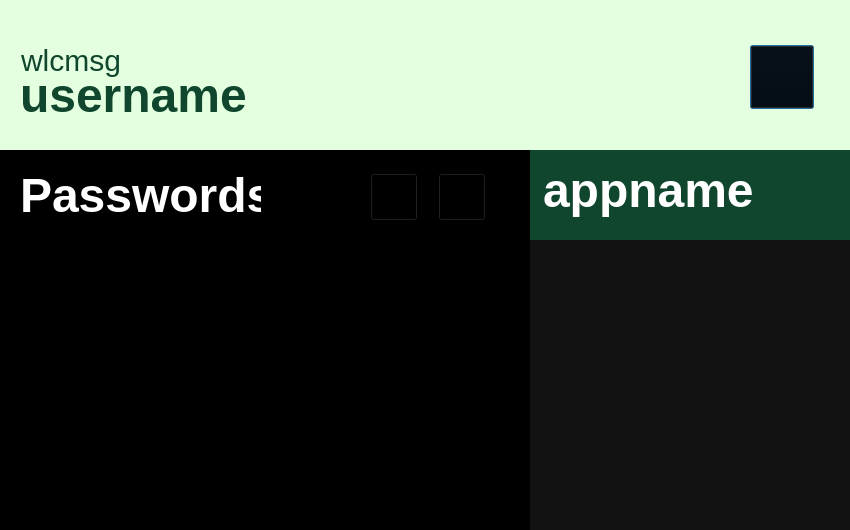
First picture: the form in vault8_dashboard.ui, repository mvrck-dev/Clover, before the edit.
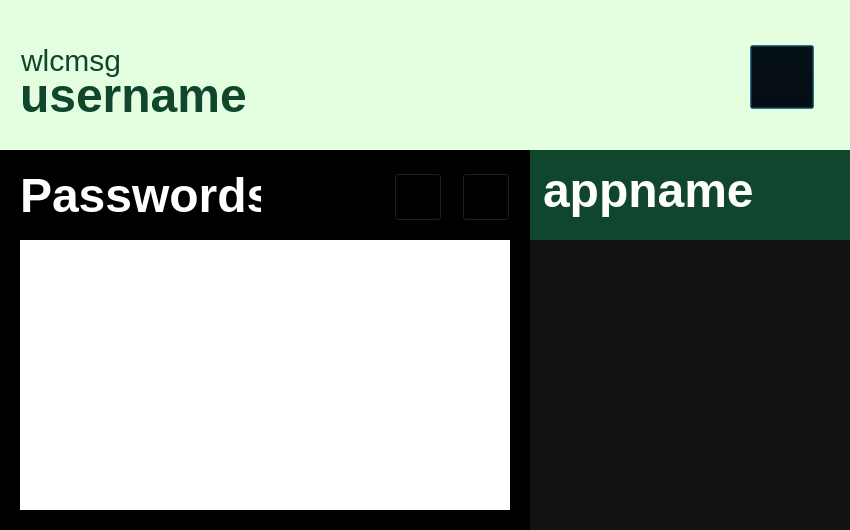
Second picture: the form after the edit. Icons and pictures are not drawn.

Commit message: Added the password list box

```diff
--- a/vault8_dashboard.ui
+++ b/vault8_dashboard.ui
@@ -166,7 +166,7 @@
    <widget class="QPushButton" name="addbtn">
     <property name="geometry">
      <rect>
-      <x>370</x>
+      <x>394</x>
       <y>173</y>
       <width>48</width>
       <height>48</height>
@@ -195,7 +195,7 @@
    <widget class="QPushButton" name="removebtn">
     <property name="geometry">
      <rect>
-      <x>438</x>
+      <x>462</x>
       <y>173</y>
       <width>48</width>
       <height>48</height>
@@ -221,6 +221,19 @@
      </size>
     </property>
    </widget>
+   <widget class="QListWidget" name="pwdlst">
+    <property name="geometry">
+     <rect>
+      <x>20</x>
+      <y>240</y>
+      <width>490</width>
+      <height>270</height>
+     </rect>
+    </property>
+    <property name="styleSheet">
+     <string notr="true">#pwdlst{border-radius: 25px, 25px, 0, 0;}</string>
+    </property>
+   </widget>
   </widget>
  </widget>
  <resources>
```
The commit also changes 6 other files.
